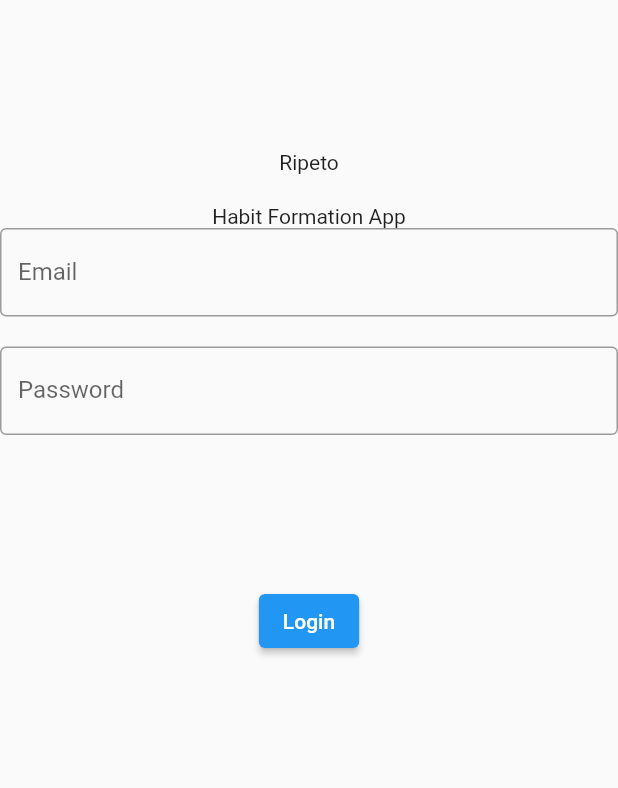
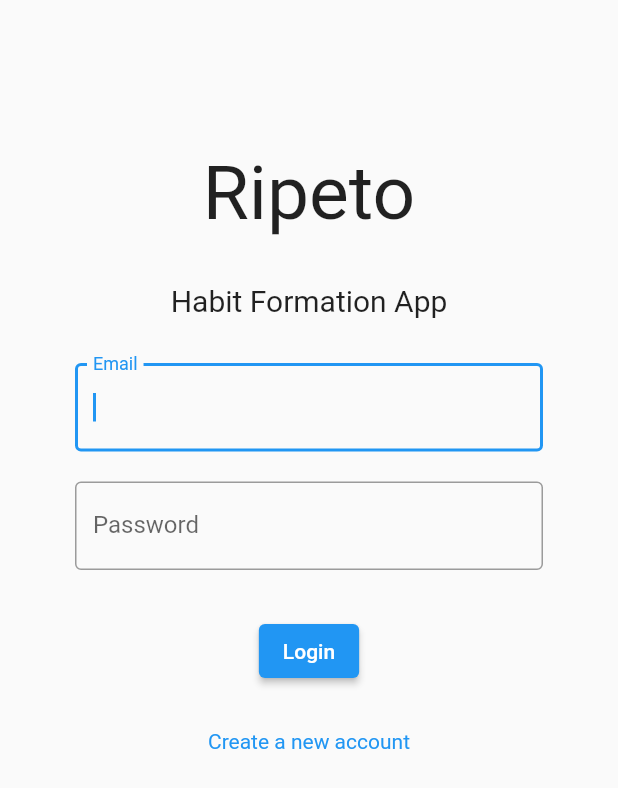
Before and after one commit to Durianator/ripeto_flutter, a Flutter app: the screen it shows after launch, on a phone screen of 412 x 824 dp. Shown: the top 788 px of the screen. Run offline on Flutter 3.47's test engine with Material 2 defaults, Android fonts, the phone set to English and light mode, and no system bars.

Commit message:
Added home screen

```diff
--- a/lib/main.dart
+++ b/lib/main.dart
@@ -1,4 +1,5 @@
 import 'package:flutter/material.dart';
+import 'package:ripeto_flutter/screens/home_screen.dart';
 import 'package:ripeto_flutter/screens/login_screen.dart';
 
 void main() {
@@ -17,6 +18,7 @@ class MyApp extends StatelessWidget {
       initialRoute: LoginScreen.id,
       routes: {
         LoginScreen.id: (context) => LoginScreen(),
+        HomeScreen.id: (context) => HomeScreen(),
       },
     );
   }
--- a/lib/screens/login_screen.dart
+++ b/lib/screens/login_screen.dart
@@ -1,4 +1,5 @@
 import 'package:flutter/material.dart';
+import 'package:ripeto_flutter/screens/home_screen.dart';
 
 class LoginScreen extends StatefulWidget {
   static const String id = 'login_screen';
@@ -12,22 +13,37 @@ class _LoginScreenState extends State<LoginScreen> {
 
   @override
   Widget build(BuildContext context) {
-    return Scaffold(
-      body: SafeArea(
+    return SafeArea(
+      child: Scaffold(
+        body: SingleChildScrollView(
+          child: Padding(
+            padding: EdgeInsets.symmetric(horizontal: 50.0),
             child: Column(
               children: <Widget>[
                 SizedBox(
                   height: 100.0,
                 ),
-            Text('Ripeto'),
+                Text(
+                  'Ripeto',
+                  style: TextStyle(fontSize: 50.0),
+                ),
                 SizedBox(
-              height: 20.0,
+                  height: 30.0,
                 ),
-            Text('Habit Formation App'),
+                Text(
+                  'Habit Formation App',
+                  style: TextStyle(
+                    fontSize: 20.0,
+                  ),
+                ),
+                SizedBox(
+                  height: 30.0,
+                ),
                 TextField(
                   onChanged: (value) {
                     email = value;
                   },
+                  autofocus: true,
                   decoration: InputDecoration(
                     border: OutlineInputBorder(),
                     labelText: 'Email',
@@ -40,6 +56,7 @@ class _LoginScreenState extends State<LoginScreen> {
                   onChanged: (value) {
                     password = value;
                   },
+                  autofocus: true,
                   obscureText: true,
                   decoration: InputDecoration(
                     border: OutlineInputBorder(),
@@ -47,11 +64,34 @@ class _LoginScreenState extends State<LoginScreen> {
                   ),
                 ),
                 SizedBox(
-              height: 100.0,
+                  height: 30.0,
                 ),
                 ElevatedButton(
                   onPressed: () {},
                   child: Text('Login'),
+                  style: ButtonStyle(),
+                ),
+                SizedBox(
+                  height: 20.0,
+                ),
+                InkWell(
+                  child: Padding(
+                    padding: const EdgeInsets.all(8.0),
+                    child: Container(
+                      child: Text(
+                        'Create a new account',
+                        style: TextStyle(
+                          color: Colors.blue,
+                        ),
+                      ),
+                    ),
+                  ),
+                  onTap: () {
+                    Navigator.pushNamed(
+                      context,
+                      HomeScreen.id,
+                    );
+                  },
                 ),
                 SizedBox(
                   height: 100.0,
@@ -59,6 +99,8 @@ class _LoginScreenState extends State<LoginScreen> {
               ],
             ),
           ),
+        ),
+      ),
     );
   }
 }
```
Also changed, not shown: lib/screens/home_screen.dart (added, +57 -0 lines). Lines whose indentation alone changed are shown as unchanged.
